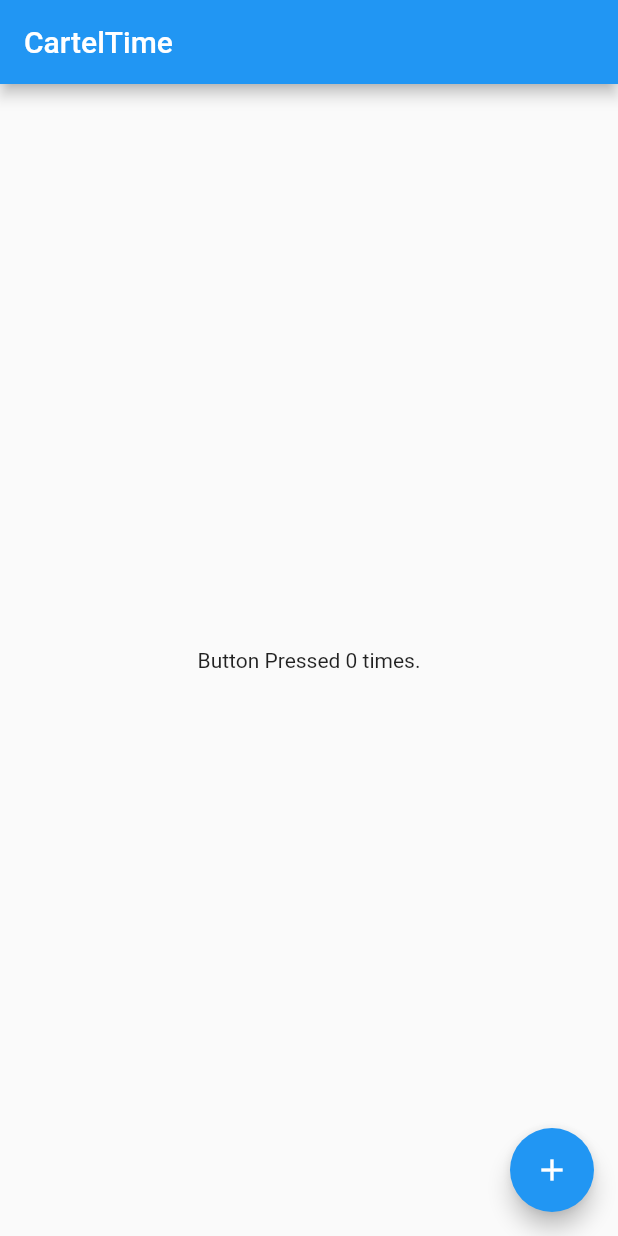
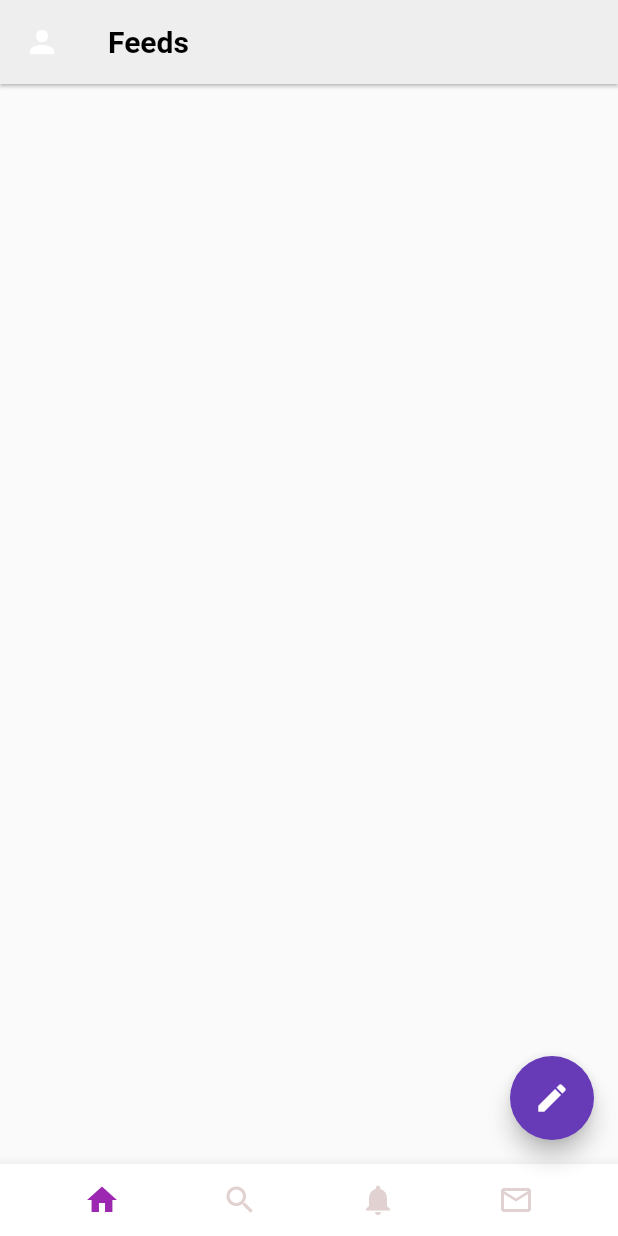
Before and after one commit to yalefresne/cartel, a Flutter app: the screen it shows after launch, on a phone screen of 412 x 824 dp. Run offline on Flutter 3.47's test engine with Material 2 defaults, Android fonts, the light colour scheme and no system bars.

Commit message:
home page bottom icons design (#15)

```diff
--- a/flutter_mobile/lib/main.dart
+++ b/flutter_mobile/lib/main.dart
@@ -9,9 +9,13 @@
 
   @override
   Widget build(BuildContext context) {
-    return const MaterialApp(
+    return  MaterialApp(
       title: _title,
-      home: MyStatefulWidget(),
+     theme:  ThemeData(
+        primarySwatch: Colors.deepPurple,
+        visualDensity: VisualDensity.adaptivePlatformDensity,
+      ),
+      home:const MyStatefulWidget(),
     );
   }
 }
@@ -24,20 +28,53 @@
 }
 
 class _MyStatefulWidgetState extends State<MyStatefulWidget> {
-  int _count = 0;
 
   @override
   Widget build(BuildContext context) {
     return Scaffold(
       appBar: AppBar(
-        title: const Text('CartelTime'),
+        elevation: 1,
+        backgroundColor: Colors.grey[200],
+        leading: Container(
+          margin: const EdgeInsets.all(10.0),
+          child: const Icon(Icons.person)
+        ),
+        title: const Text(
+          'Feeds',
+          style: TextStyle(
+            color: Colors.black,
+            fontWeight: FontWeight.bold,
+          ),
+        ),
       ),
-      body: Center(child: Text('Button Pressed $_count times.')),
+      body: listOfTweets(),
       floatingActionButton: FloatingActionButton(
-        onPressed: () => setState(() => _count++),
-        tooltip: 'Increase Counter',
-        child: const Icon(Icons.add),
+        child: const Icon(Icons.edit),
+        onPressed: () {},
+      ),
+      bottomNavigationBar: BottomAppBar(
+        child: Row(
+          mainAxisAlignment: MainAxisAlignment.spaceEvenly,
+          children: [
+            showButton(Icons.home, Colors.purple),
+            showButton(Icons.search, Color.fromARGB(115, 190, 154, 154)),
+            showButton(Icons.notifications, Color.fromARGB(115, 190, 154, 154)),
+            showButton(Icons.mail_outline, Color.fromARGB(115, 190, 154, 154)),
+          ],
+        ),
       ),
     );
   }
+
+  listOfTweets() {}
+Widget showButton(IconData icon, Color color) {
+    return IconButton(
+      icon: Icon(
+        icon,
+        color: color,
+      ),
+      onPressed: () {},
+    );
+  }
+
 }
```
